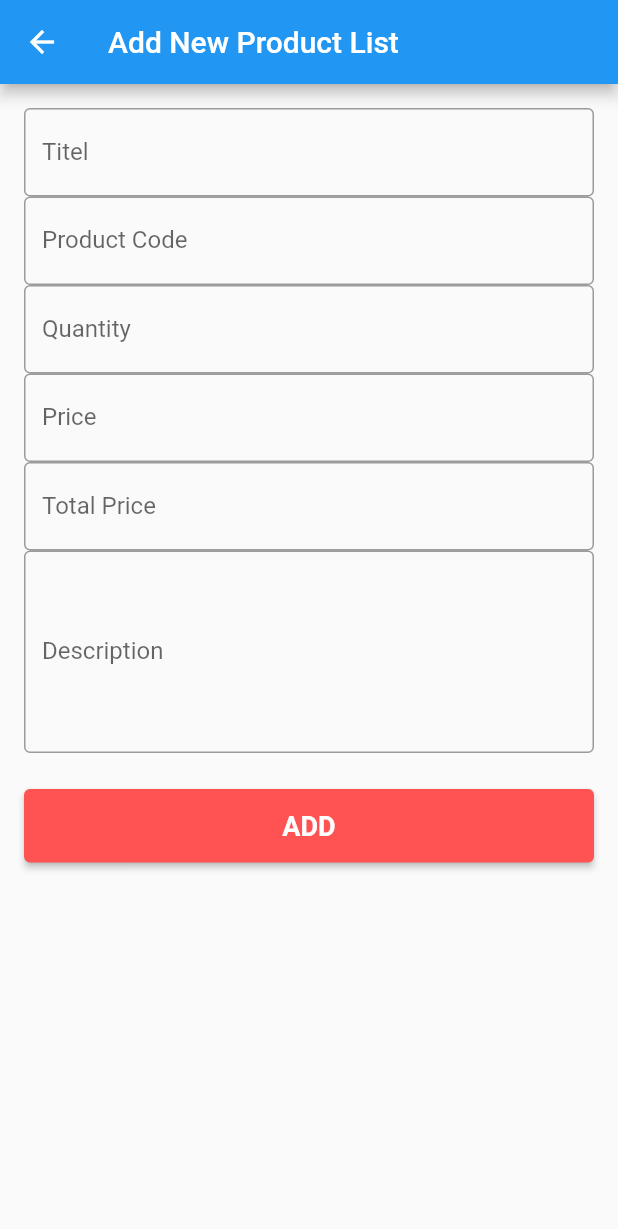
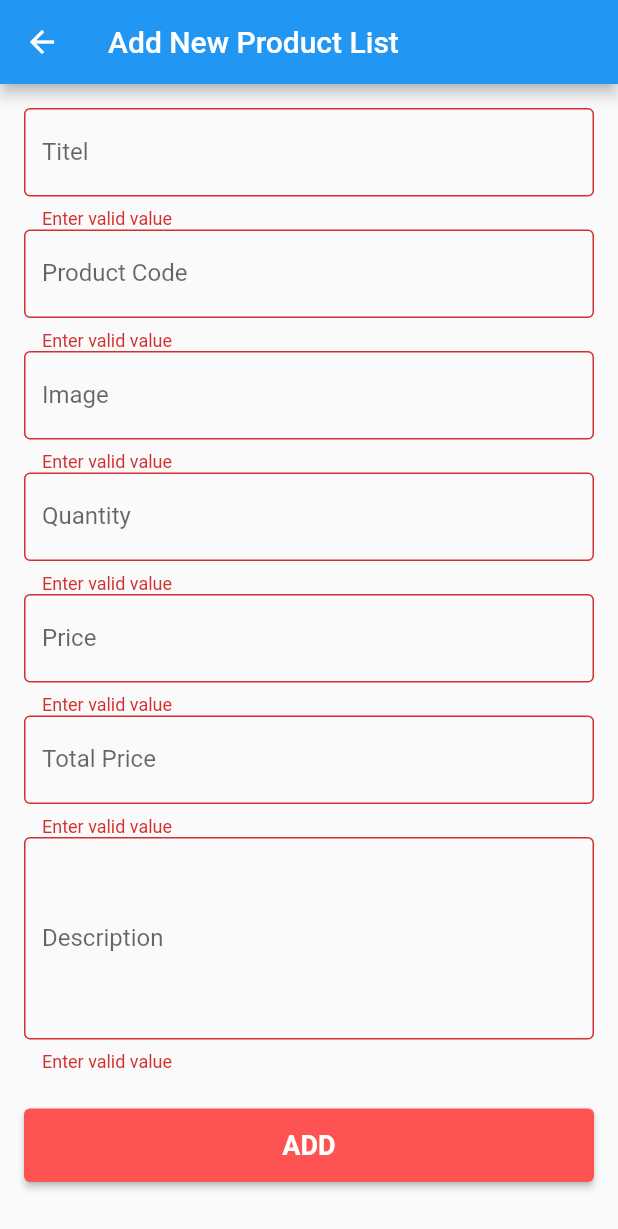
Before and after one commit to yasinpalash/ostad_module11_rest_api, a Flutter app: the AddNewProductScreen screen opened directly, after a tap on "ADD", on a phone screen of 412 x 824 dp. Shown: the top 1229 px of the screen. Run offline on Flutter 3.47's test engine with Material 2 defaults, Android fonts, the phone set to English and light mode, and no system bars; network calls fail.

Commit message:
update all

```diff
--- a/lib/screens/add_new_product_screen.dart
+++ b/lib/screens/add_new_product_screen.dart
@@ -4,7 +4,6 @@ import 'package:http/http.dart';
 
 class AddNewProductScreen extends StatefulWidget {
   const AddNewProductScreen({super.key});
-
   @override
   State<AddNewProductScreen> createState() => _AddNewProductScreenState();
 }
@@ -13,29 +12,62 @@ class _AddNewProductScreenState extends State<AddNewProductScreen> {
   final TextEditingController _titelTEController = TextEditingController();
   final TextEditingController _productCodeTEController =
       TextEditingController();
+  final TextEditingController _imageTEController = TextEditingController();
   final TextEditingController _quantityTEController = TextEditingController();
   final TextEditingController _priceTEController = TextEditingController();
   final TextEditingController _totalPriceTEController = TextEditingController();
   final TextEditingController _descriptionTEController =
       TextEditingController();
+  final GlobalKey<FormState> _formkey = GlobalKey<FormState>();
+
+  bool addInProcess = false;
 
   Future<void> addNewProduct() async {
+    addInProcess = true;
+    setState(() {});
     final Map<String, String> inPutMap = {
-      "Img":
-          "https://www.startech.com.bd/image/cache/catalog/keyboard/a4-tech/bloody-s510r/bloody-s510r-500x500.webp",
-      "ProductCode": "Yas9999",
-      "ProductName": "kereeeeeee",
-      "Qty": "64",
-      "TotalPrice": "54554754",
-      "UnitPrice": "100000000"
+      "Img": _imageTEController.text.trim(),
+      "ProductCode": _productCodeTEController.text.trim(),
+      "ProductName": _titelTEController.text.trim(),
+      "Qty": _quantityTEController.text.trim(),
+      "TotalPrice": _totalPriceTEController.text.trim(),
+      "UnitPrice": _priceTEController.text.trim()
     };
+
     final Response response = await post(
         Uri.parse('https://crud.teamrabbil.com/api/v1/CreateProduct'),
         headers: {'Content-Type': 'application/json'},
         body: jsonEncode(inPutMap));
+
+    if(response.statusCode==200){
+      _titelTEController.clear();
+      _productCodeTEController.clear();
+      _imageTEController.clear();
+      _quantityTEController.clear();
+      _priceTEController.clear();
+      _totalPriceTEController.clear();
+      _descriptionTEController.clear();
+      ScaffoldMessenger.of(context).showSnackBar(
+
+          const SnackBar(content: Text(' Product has been added'))
+      );
+
+
+
+
+
+    } else if(response.statusCode==400){
+
+      ScaffoldMessenger.of(context).showSnackBar(
+
+        const SnackBar(content: Text(' Product Code Should be unique'))
+      );
+    }
+    addInProcess = false;
+    setState(() {});
     print(response.request?.url);
+    print(response.statusCode);
 
-    print(response.statusCode);
   }
 
   @override
@@ -46,7 +78,9 @@ class _AddNewProductScreenState extends State<AddNewProductScreen> {
       ),
       body: SingleChildScrollView(
         child: Padding(
-          padding: const EdgeInsets.all(16),
+          padding: EdgeInsets.all(16),
+          child: Form(
+            key: _formkey,
             child: Column(
               children: [
                 TextFormField(
@@ -56,6 +90,7 @@ class _AddNewProductScreenState extends State<AddNewProductScreen> {
                       hintText: 'Enter  Product Titel',
                       focusedBorder: OutlineInputBorder(),
                       border: OutlineInputBorder()),
+                  validator: isValidate,
                 ),
                 TextFormField(
                   controller: _productCodeTEController,
@@ -65,6 +100,16 @@ class _AddNewProductScreenState extends State<AddNewProductScreen> {
                       hintText: 'Enter  Product code',
                       focusedBorder: OutlineInputBorder(),
                       border: OutlineInputBorder()),
+                  validator: isValidate,
+                ),
+                TextFormField(
+                  controller: _imageTEController,
+                  decoration: const InputDecoration(
+                      label: Text('Image'),
+                      hintText: 'Enter  Product image',
+                      focusedBorder: OutlineInputBorder(),
+                      border: OutlineInputBorder()),
+                  validator: isValidate,
                 ),
                 TextFormField(
                   controller: _quantityTEController,
@@ -73,6 +118,7 @@ class _AddNewProductScreenState extends State<AddNewProductScreen> {
                       hintText: 'Enter  Quantity Titel',
                       focusedBorder: OutlineInputBorder(),
                       border: OutlineInputBorder()),
+                  validator: isValidate,
                 ),
                 TextFormField(
                   controller: _priceTEController,
@@ -82,6 +128,7 @@ class _AddNewProductScreenState extends State<AddNewProductScreen> {
                       hintText: 'Enter  Product Price',
                       focusedBorder: OutlineInputBorder(),
                       border: OutlineInputBorder()),
+                  validator: isValidate,
                 ),
                 TextFormField(
                   controller: _totalPriceTEController,
@@ -91,6 +138,7 @@ class _AddNewProductScreenState extends State<AddNewProductScreen> {
                       hintText: 'Enter  Total Product Price',
                       focusedBorder: OutlineInputBorder(),
                       border: OutlineInputBorder()),
+                  validator: isValidate,
                 ),
                 TextFormField(
                   controller: _descriptionTEController,
@@ -100,27 +148,41 @@ class _AddNewProductScreenState extends State<AddNewProductScreen> {
                       hintText: 'Enter  Product Description',
                       focusedBorder: OutlineInputBorder(),
                       border: OutlineInputBorder()),
+                  validator: isValidate,
                 ),
                 const SizedBox(
                   height: 24,
                 ),
                 SizedBox(
                     width: double.infinity,
-                  child: ElevatedButton(
+                    child: addInProcess
+                        ? const Center(child: CircularProgressIndicator())
+                        : ElevatedButton(
                             style: ElevatedButton.styleFrom(
                                 backgroundColor: Colors.redAccent,
-                          padding: EdgeInsets.symmetric(vertical: 14),
-                          textStyle: TextStyle(
+                                padding:
+                                    const EdgeInsets.symmetric(vertical: 14),
+                                textStyle: const TextStyle(
                                     fontSize: 18, fontWeight: FontWeight.bold)),
                             onPressed: () {
+                              if (_formkey.currentState!.validate()) {
                                 addNewProduct();
+                              }
                             },
                             child: Text('ADD')))
               ],
             ),
           ),
         ),
+      ),
     );
+  }
+
+  String? isValidate(String? value) {
+    if (value?.trim().isNotEmpty ?? false) {
+      return null;
+    }
+    return 'Enter valid value';
   }
 
   @override
```
Lines whose indentation alone changed are shown as unchanged.
